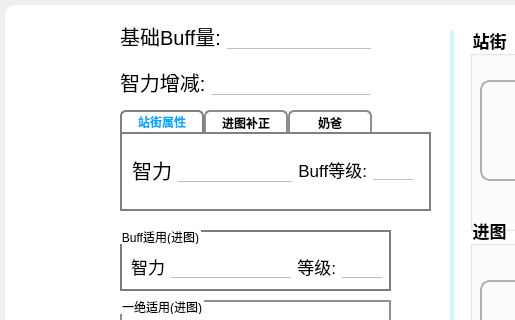
First picture: the form in UI.ui, repository Vixiu/count_buff, before the edit; both pictures show x 0 to 515 and y 0 to 320 of the 1131 by 791 pixel window.
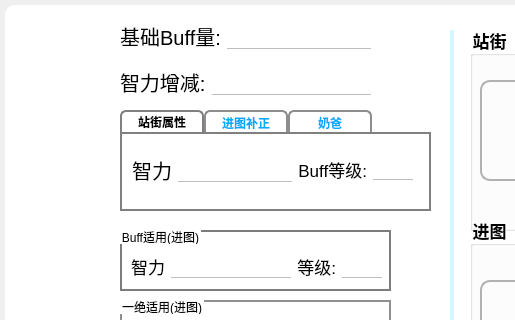
Second picture: the form after the edit. The open tabs and pages were chosen to show the change. Icons and pictures are not drawn.

What changed in the file:
```diff
--- a/UI.ui
+++ b/UI.ui
@@ -2371,15 +2371,15 @@
 /*设置控件下选择页的颜色*/
 QTabBar::tab
 {
+color:rgb(0, 170, 255);
 background-color: rgb(255,255,255);
-
 border:2px solid rgb(141, 141, 141);
 font: bold 9pt ;
 min-width: 80px;
 min-height: 20px;
 border-bottom:0px;
-border-top-left-radius: 6px
-;border-top-right-radius: 6px;
+border-top-left-radius: 6px;
+border-top-right-radius: 6px;
 }
 QTabBar::tab:hover {
         background-color: #f0f0f0;
@@ -2387,7 +2387,7 @@
 
 /*background-color:rgb(4,138,224);*/
 QTabBar::tab:selected{
-color:rgb(0, 170, 255);
+color:rgb(0, 0, 0);
 
 border: 2px solid gray; 
 border-bottom:0px;
```
Left out of the diff: 2 changed lines with no effect on the pictures.
